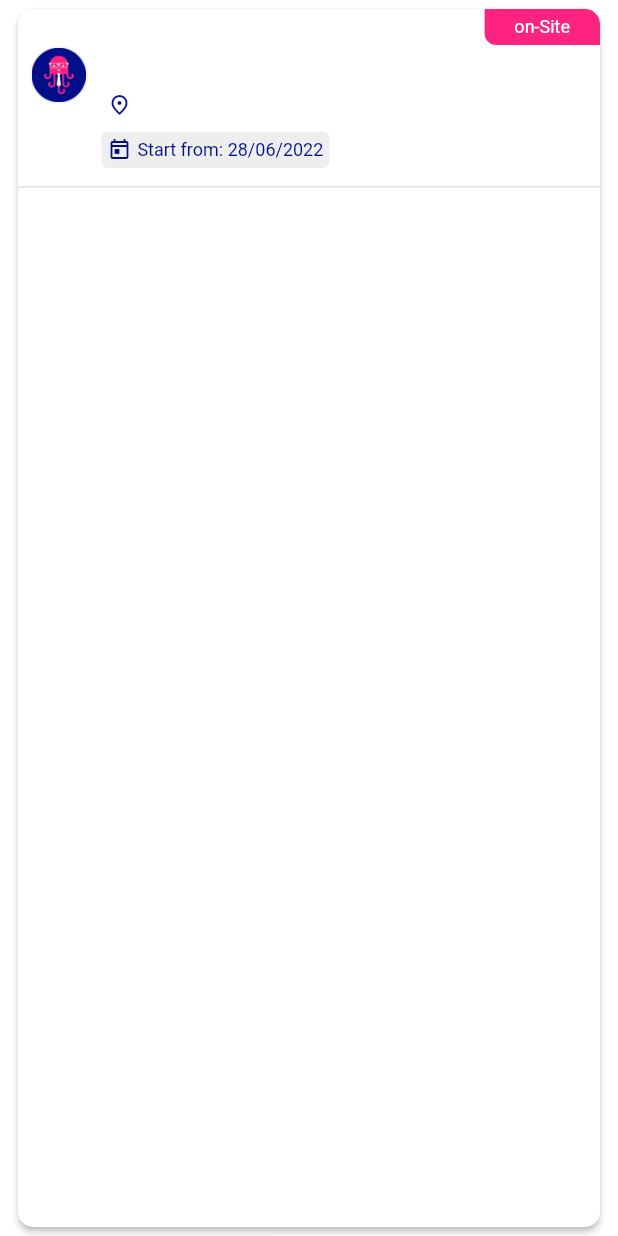
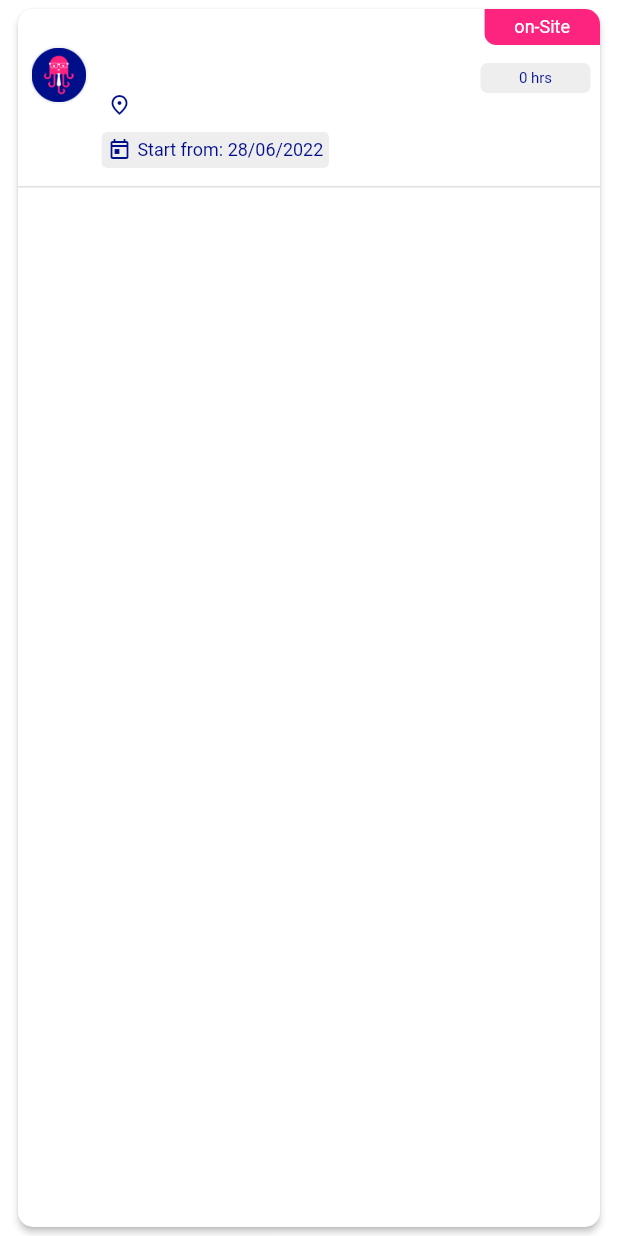
Before and after one commit to sothengski/flutter-pooulp, a Flutter app: the OfferCard widget shown alone on an empty page, opened directly with empty values, on a phone screen of 412 x 824 dp. Run offline on Flutter 3.47's test engine with Material 2 defaults, Android fonts, the phone set to English and light mode, and no system bars; our stand-ins replace cached_network_image, connectivity_plus, flutter_datetime_picker, flutter_spinkit, get, get_storage and 7 more; missing offline and left inert: linkedin_login; accounts and stored records are empty; statements that could not run were skipped.

Commit message:
[Modify] hidden endpoint to refused path and [add] job offer details UI element

```diff
--- a/lib/core/utils/helper_functions.dart
+++ b/lib/core/utils/helper_functions.dart
@@ -1,7 +1,7 @@
 import 'package:flutter/material.dart';
 import 'package:get/get.dart';
+
 import '../../data/data.dart';
-
 import '../core.dart';
 
 bool switchingBooleanValue({required bool? boolValue}) {
--- a/lib/data/models/job_offer_model/job_offer_model.dart
+++ b/lib/data/models/job_offer_model/job_offer_model.dart
@@ -18,7 +18,8 @@ class JobOfferModel {
   final DateTime? dateJobEnd;
   final int? telecommuting;
   final int? shifting;
-  final int? numberOfWorkingHourPerWeek;
+  final int? numberOfWorkingHour;
+  final int? workingHourType;
   final int? drivingLicence;
   final String? remunerationMax;
   final String? remunerationMin;
@@ -58,7 +59,8 @@ class JobOfferModel {
     this.dateJobEnd,
     this.telecommuting = 2,
     this.shifting,
-    this.numberOfWorkingHourPerWeek,
+    this.numberOfWorkingHour,
+    this.workingHourType,
     this.drivingLicence,
     this.remunerationMax,
     this.remunerationMin,
@@ -86,12 +88,26 @@ class JobOfferModel {
     this.range = -1,
   });
 
-  String? get numberOfWorkPerWeek => numberOfWorkingHourPerWeek == null
+  String? get numberOfWorking => numberOfWorkingHour == null
       ? ''
-      : "$numberOfWorkingHourPerWeek ${'hrs'.tr}/${'day'.tr}".toLowerCase();
+      : "$numberOfWorkingHour ${'hrs'.tr}$getWorkingHourType";
 
-  String? get remunerationMaxMin => remunerationMax == null &&
-          remunerationMin == null
+  String? get getWorkingHourType {
+    if (workingHourType == 1) {
+      return "/${'day'.tr}";
+    } else if (workingHourType == 2) {
+      return "/${'week'.tr}";
+    } else if (workingHourType == 3) {
+      return "/${'month'.tr}";
+    } else if (workingHourType == 4) {
+      return "/${'year'.tr}";
+    } else {
+      return '';
+    }
+  }
+
+  String? get remunerationMaxMin => remunerationMax == '' &&
+          remunerationMin == ''
       ? ''
       : "${remunerationMin == null ? '' : '$remunerationMin${currencySymbol ?? ''}'} - ${remunerationMax == null ? '' : '$remunerationMax${currencySymbol ?? ''}'}/${'perHour'.tr}";
 
@@ -127,10 +143,10 @@ class JobOfferModel {
 
   factory JobOfferModel.fromJson(Map<String, dynamic> json) => JobOfferModel(
         id: json['id'] as int?,
-        title: json['title'] as String?,
-        studySubject: json['study_subject'] as String?,
-        description: json['description'] as String?,
-        additionalInfo: json['additional_information'] as String?,
+        title: json['title'] as String? ?? '',
+        studySubject: json['study_subject'] as String? ?? '',
+        description: json['description'] as String? ?? '',
+        additionalInfo: json['additional_information'] as String? ?? '',
         isDraft: json['is_draft'] as bool?,
         dateOfferStart:
             json['date_offer_start'] != null && json['date_offer_start'] != ''
@@ -157,15 +173,16 @@ class JobOfferModel {
             : null,
         telecommuting: json['telecommuting'] as int?,
         shifting: json['shifting'] as int?,
-        numberOfWorkingHourPerWeek: json['number_of_working_hour'] as int?,
+        numberOfWorkingHour: json['number_of_working_hour'] as int?,
+        workingHourType: json['time_type'] as int?,
         drivingLicence: json['driving_license_required'] as int?,
-        remunerationMax: json['remuneration_max'] as String?,
-        remunerationMin: json['remuneration_min'] as String?,
-        currencySymbol: json['currency_symbol'] as String?,
-        addressStreet: json['address_street'] as String?,
-        addressCity: json['address_city'] as String?,
-        addressZip: json['address_zip'] as String?,
-        addressCountry: json['address_country'] as String?,
+        remunerationMax: json['remuneration_max'] as String? ?? '',
+        remunerationMin: json['remuneration_min'] as String? ?? '',
+        currencySymbol: json['currency_symbol'] as String? ?? '',
+        addressStreet: json['address_street'] as String? ?? '',
+        addressCity: json['address_city'] as String? ?? '',
+        addressZip: json['address_zip'] as String? ?? '',
+        addressCountry: json['address_country'] as String? ?? '',
         // addressLatitude: json['address_latitude'] as String?,
         // addressLongitude: json['address_longitude'] as String?,
         types: json['types'] == null || json['types'] == []
@@ -240,7 +257,8 @@ class JobOfferModel {
         'date_job_end': dateJobEnd?.toIso8601String(),
         'telecommuting': telecommuting,
         'shifting': shifting,
-        'number_of_working_hour': numberOfWorkingHourPerWeek,
+        'number_of_working_hour': numberOfWorkingHour,
+        'time_type': workingHourType,
         'driving_license_required': drivingLicence,
         'address_street': addressStreet,
         'address_city': addressCity,
@@ -341,7 +359,8 @@ class JobOfferModel {
       dateJobEnd: $dateJobEnd,
       telecommuting: $telecommuting,
       shifting: $shifting,
-      numberOfWorkingHourPerWeek: $numberOfWorkingHourPerWeek,
+      numberOfWorkingHour: $numberOfWorkingHour,
+      workingHourType: $workingHourType,
       drivingLicence: $drivingLicence,
       remunerationMax: $remunerationMax,
       remunerationMin: $remunerationMin,
--- a/lib/data/providers/api.dart
+++ b/lib/data/providers/api.dart
@@ -82,7 +82,7 @@ class API {
     Endpoint.getPendingOffer: '/offers/pending',
     Endpoint.getMatchedOffer: '/offers/matched',
     Endpoint.getSavedOffer: '/offers/saved',
-    Endpoint.getRejectedOffer: '/offers/hidden',
+    Endpoint.getRejectedOffer: '/offers/refused',
     Endpoint.getJobOfferTypes: '/tags/offers',
     Endpoint.getFields: '/tags/fields',
     Endpoint.getLanguages: '/tags/languages',
--- a/lib/modules/feed/feed_item_detail_page.dart
+++ b/lib/modules/feed/feed_item_detail_page.dart
@@ -252,7 +252,7 @@ class _FeedItemDetailPageState extends State<FeedItemDetailPage>
                                   child: CustomTextWidget(
                                     textAlign: TextAlign.center,
                                     text:
-                                        '${widget.feedItemDetail!.numberOfWorkPerWeek}',
+                                        '${widget.feedItemDetail!.numberOfWorking}',
                                     fontWeight: FontWeightManager.regular,
                                     fontSize: AppSize.s12,
                                     // marginBottom: AppSize.s10,
--- a/lib/modules/offer/components/offer_card.dart
+++ b/lib/modules/offer/components/offer_card.dart
@@ -216,6 +216,35 @@ class OfferCard extends StatelessWidget {
                               ),
                             ),
                           ),
+                        if (jobOfferItem!.numberOfWorking! != '')
+                          Padding(
+                            padding: const EdgeInsets.symmetric(
+                              // horizontal: AppSize.s2,
+                              vertical: AppSize.s2,
+                            ),
+                            child: ClipRRect(
+                              borderRadius: const BorderRadius.all(
+                                Radius.circular(AppSize.s5),
+                              ),
+                              child: Container(
+                                decoration: const BoxDecoration(
+                                  color: ColorsManager.grey200,
+                                ),
+                                padding: const EdgeInsets.symmetric(
+                                  horizontal: AppSize.s2,
+                                  vertical: AppSize.s4,
+                                ),
+                                child: CustomTextWidget(
+                                  textAlign: TextAlign.center,
+                                  text: '${jobOfferItem!.numberOfWorking}',
+                                  fontWeight: FontWeightManager.regular,
+                                  fontSize: AppSize.s10,
+                                  // marginBottom: AppSize.s10,
+                                ),
+                              ),
+                            ),
+                          ),
+                        Container()
                       ],
                     ),
                   ),
--- a/lib/modules/offer/components/offer_list_component.dart
+++ b/lib/modules/offer/components/offer_list_component.dart
@@ -138,6 +138,7 @@ class OfferListComponent extends StatelessWidget {
                     : (jobOfferType == OfferStrings.savedState)
                         ? [
                             Expanded(
+                              flex: 30,
                               key: const ValueKey(OfferStrings.applyAction),
                               child: OutlineIconButtonWidget(
                                 buttonTitle: 'apply'.tr,
@@ -161,6 +162,7 @@ class OfferListComponent extends StatelessWidget {
                               ),
                             ),
                             Expanded(
+                              flex: 30,
                               key: const ValueKey(
                                 OfferStrings.informationAction,
                               ),
@@ -185,6 +187,7 @@ class OfferListComponent extends StatelessWidget {
                               ),
                             ),
                             Expanded(
+                              flex: 40,
                               key: const ValueKey(OfferStrings.unSaveAction),
                               child: OutlineIconButtonWidget(
                                 buttonTitle: 'unsave'.tr,
--- a/lib/modules/offer/offer_detail/offer_detail_page.dart
+++ b/lib/modules/offer/offer_detail/offer_detail_page.dart
@@ -114,6 +114,16 @@ class OfferDetailPage extends GetView<OfferDetailController> {
                     color: ColorsManager.red,
                     marginLeft: AppSize.s20,
                     marginTop: AppSize.s10,
+                    // marginBottom: AppSize.s10,
+                  ),
+                  CustomTextWidget(
+                    text:
+                        "${'expiryDate'.tr}: ${jobOfferDetail.dateOfferEndFormat}",
+                    fontSize: AppSize.s12,
+                    fontWeight: FontWeight.w500,
+                    color: ColorsManager.red,
+                    marginLeft: AppSize.s20,
+                    marginTop: AppSize.s4,
                     marginBottom: AppSize.s10,
                   ),
                   Container(
@@ -214,14 +224,14 @@ class OfferDetailPage extends GetView<OfferDetailController> {
                           //===== Working Period Component =====//
 
                           ///===== Working Duration Component =====//
-                          if (jobOfferDetail.numberOfWorkPerWeek! != '')
+                          if (jobOfferDetail.numberOfWorking! != '')
                             OutlineContainerWidget(
-                              title: 'workDuraction'.tr,
+                              title: 'numberOfWorkingHour'.tr,
                               titleColor: ColorsManager.primaryBlue,
                               childWidget: CustomBoxWidget(
                                 child: CustomTextWidget(
                                   textAlign: TextAlign.center,
-                                  text: '${jobOfferDetail.numberOfWorkPerWeek}',
+                                  text: '${jobOfferDetail.numberOfWorking}',
                                   fontWeight: FontWeightManager.regular,
                                   fontSize: AppSize.s12,
                                   // marginBottom: AppSize.s10,
```
